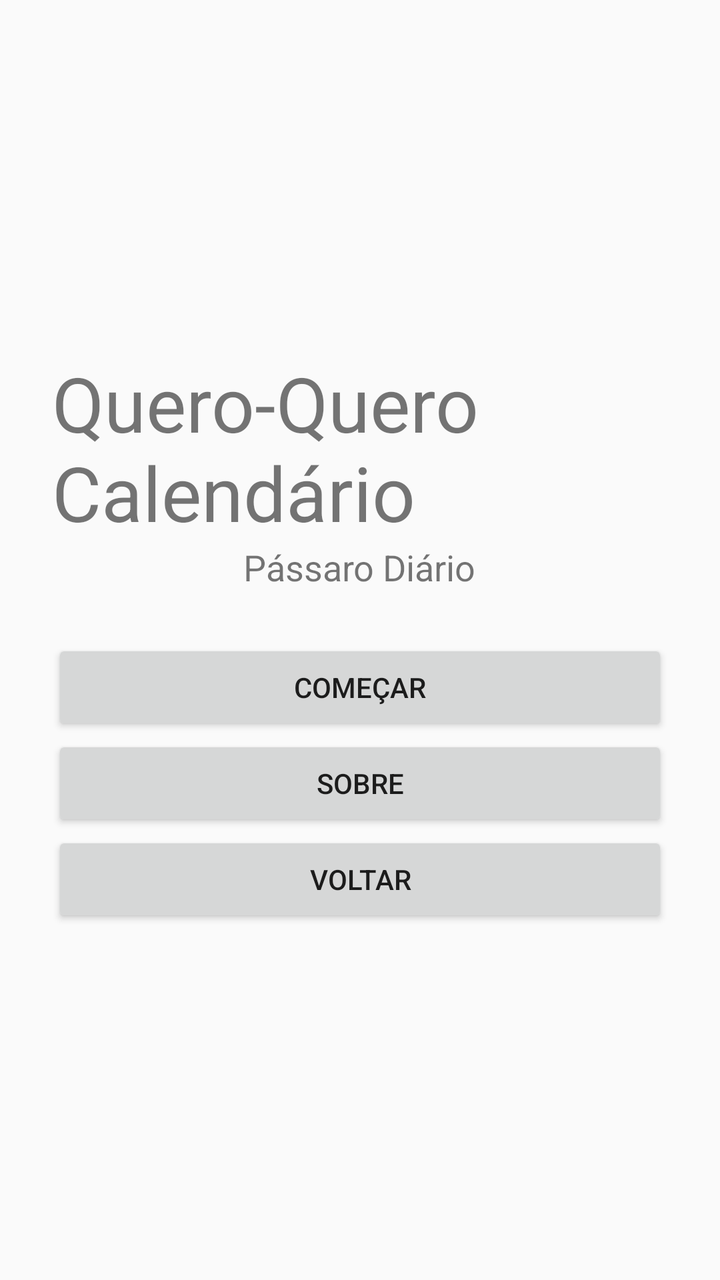
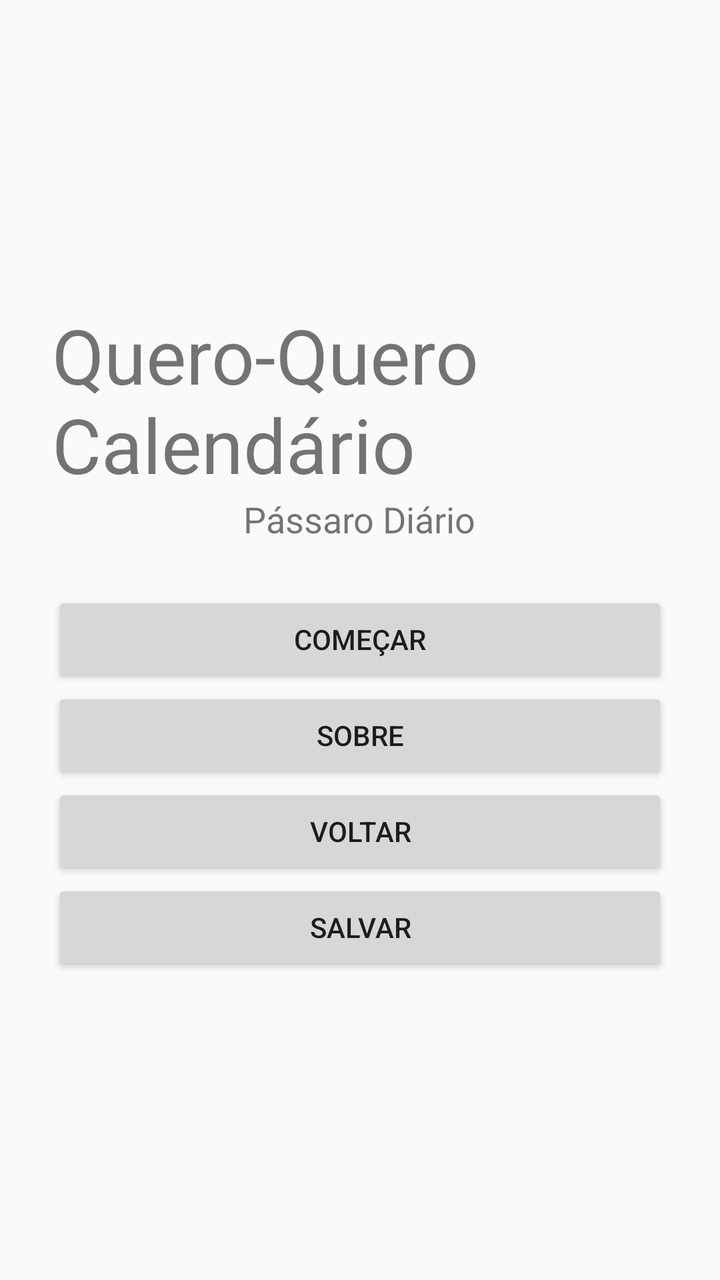

The first picture is an Android layout as it rendered before a commit; the second is the same layout after the commit. The layout source and the unified diff follow.
<!-- AndroidManifest.xml: application theme Theme.UPCampusPlus -->
<!-- res/layout/main_activity.xml -->
<?xml version="1.0" encoding="utf-8"?>
<LinearLayout
    xmlns:android="http://schemas.android.com/apk/res/android"
    android:layout_width="match_parent"
    android:layout_height="match_parent"
    android:orientation="vertical"
    android:padding="26dp"
    android:gravity="center">
    <TextView
        android:layout_width="wrap_content"
        android:layout_height="wrap_content"
        android:text="Quero-Quero Calendário"
        android:textSize="38sp" />
    <TextView
        android:layout_width="wrap_content"
        android:layout_height="wrap_content"
        android:text="Pássaro Diário"
        android:textSize="18sp" />
    <Button
        android:id="@+id/btnComecar"
        android:layout_width="match_parent"
        android:layout_height="wrap_content"
        android:text="COMEÇAR"
        android:layout_marginTop="24dp" />

    <Button
        android:id="@+id/btnSobre"
        android:layout_width="match_parent"
        android:layout_height="wrap_content"
        android:text="SOBRE" />
    <Button
        android:id="@+id/btnVoltar"
        android:layout_width="match_parent"
        android:layout_height="wrap_content"
        android:text="VOLTAR" />
</LinearLayout>
<!-- resources referenced by this layout -->
<resources>
  <style name="Theme.UPCampusPlus" parent="android:Theme.Material.Light.NoActionBar" />
</resources>

<!-- the commit's change to res/layout/main_activity.xml (unified diff, before → after) -->
@@ -33,4 +33,10 @@
         android:layout_width="match_parent"
         android:layout_height="wrap_content"
         android:text="VOLTAR" />
+
+    <Button
+        android:id="@+id/btnSalvar"
+        android:layout_width="match_parent"
+        android:layout_height="wrap_content"
+        android:text="Salvar" />
 </LinearLayout>
